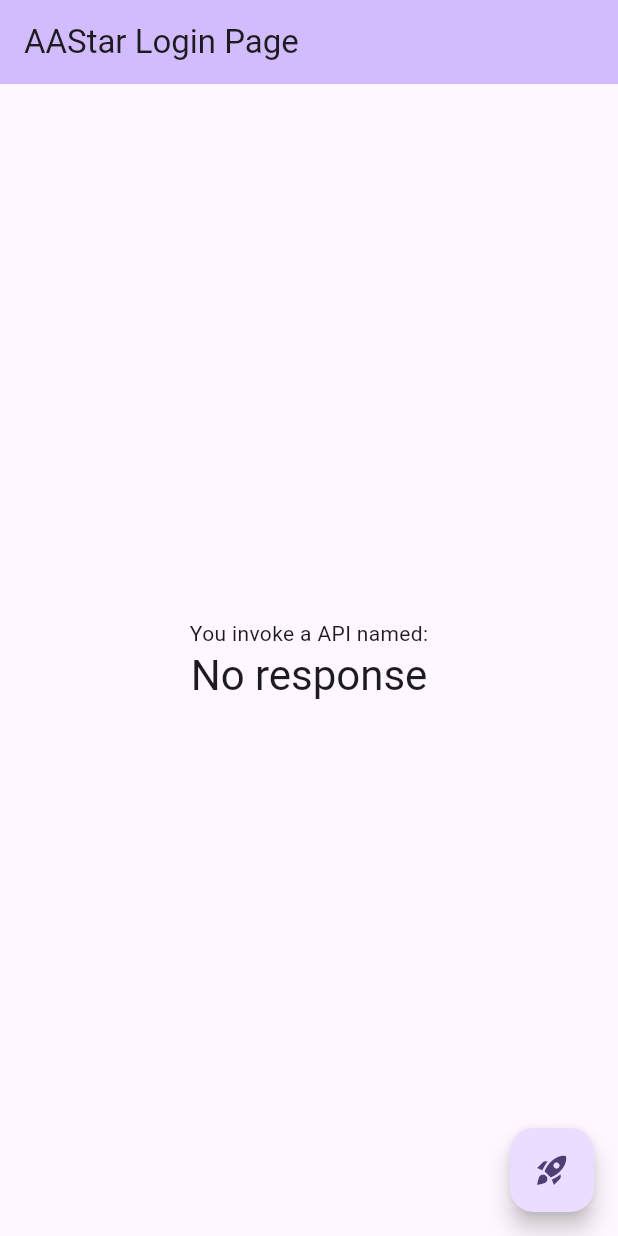
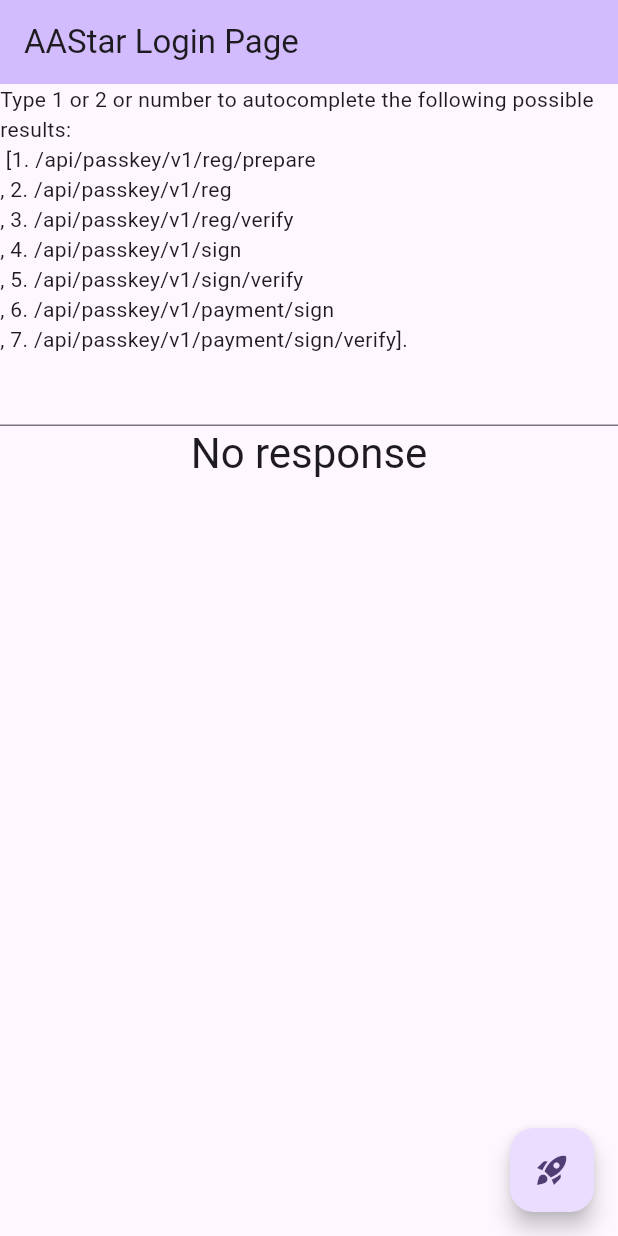
Before and after one commit to jhfnetboy/my_flutter2, a Flutter app: the screen it shows after launch, on a phone screen of 412 x 824 dp. Run offline on Flutter 3.47's test engine with Material 3 defaults, Android fonts, the phone set to English and light mode, and no system bars; our stand-ins replace dio; missing offline and left inert: flutter_webview_plugin.

Commit message:
add autocomplete for API list

```diff
--- a/lib/main.dart
+++ b/lib/main.dart
@@ -34,6 +34,7 @@
 }
 
 class _MyLoginPageState extends State<MyLoginPage> {
+  String interfaceAPI = ""; //input from textInput
   String _response = "No response";
   int times = 0;
   final String firstAPIUrl =
@@ -72,6 +73,7 @@
         times = times + 1;
         debugPrint("Begin -----------------------");
         debugPrint("Invoke time is: ${times}");
+        debugPrint("Invoking interface: ${interfaceAPI}");
         debugPrint("Response Status is: ${resP.statusMessage}");
         debugPrint("Response Status Code is: ${resP.statusCode}");
         debugPrint("Response Data is: ${resP.data}");
@@ -103,11 +105,11 @@
       ),
       body: Center(
         child: Column(
-          mainAxisAlignment: MainAxisAlignment.center,
+          mainAxisAlignment: MainAxisAlignment.start,
           children: <Widget>[
-            const Text(
-              'You invoke a API named:',
-            ),
+            Text(
+                'Type 1 or 2 or number to autocomplete the following possible results: \n ${AutocompleteBasic._kOptions}.'),
+            const AutocompleteBasic(),
             Text(
               _response,
               style: Theme.of(context).textTheme.headlineMedium,
@@ -120,6 +122,37 @@
         tooltip: 'Invoke',
         child: const Icon(Icons.rocket_launch),
       ), // This trailing comma makes auto-formatting nicer for build methods.
+    );
+  }
+}
+
+class AutocompleteBasic extends StatelessWidget {
+  const AutocompleteBasic({super.key});
+
+  static const List<String> _kOptions = <String>[
+    '1. /api/passkey/v1/reg/prepare \n',
+    '2. /api/passkey/v1/reg \n',
+    '3. /api/passkey/v1/reg/verify \n',
+    '4. /api/passkey/v1/sign \n',
+    '5. /api/passkey/v1/sign/verify \n',
+    '6. /api/passkey/v1/payment/sign \n',
+    '7. /api/passkey/v1/payment/sign/verify'
+  ];
+
+  @override
+  Widget build(BuildContext context) {
+    return Autocomplete<String>(
+      optionsBuilder: (TextEditingValue textEditingValue) {
+        if (textEditingValue.text == '') {
+          return const Iterable<String>.empty();
+        }
+        return _kOptions.where((String option) {
+          return option.contains(textEditingValue.text.toLowerCase());
+        });
+      },
+      onSelected: (String selection) {
+        debugPrint('You just selected $selection');
+      },
     );
   }
 }
```
